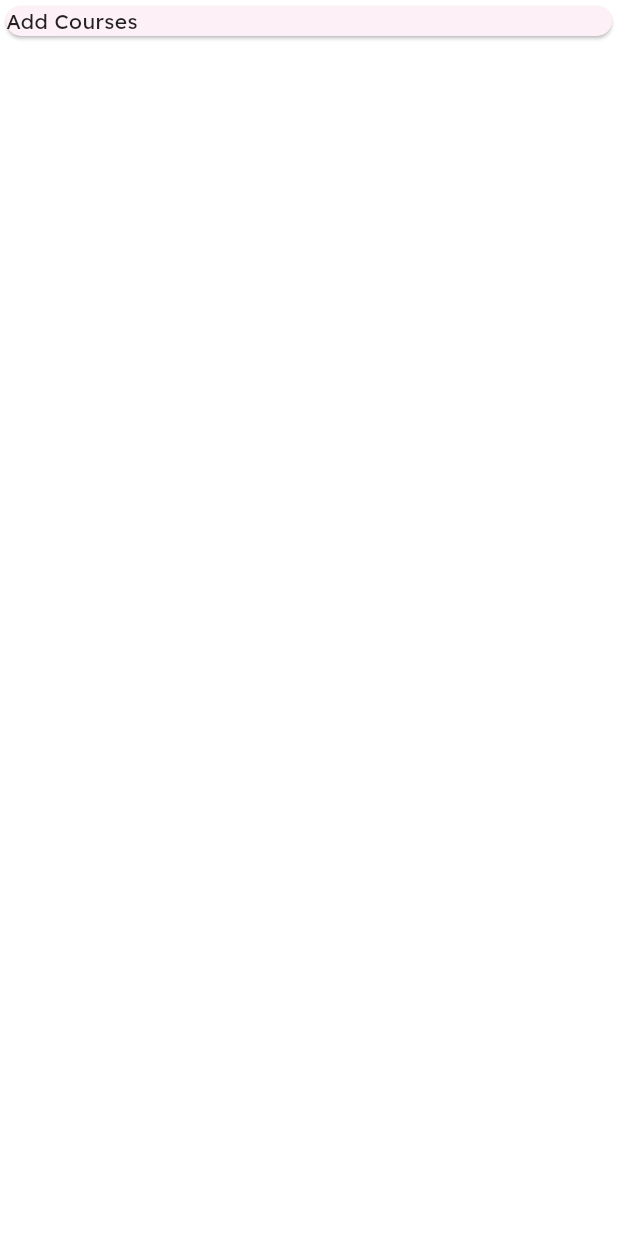
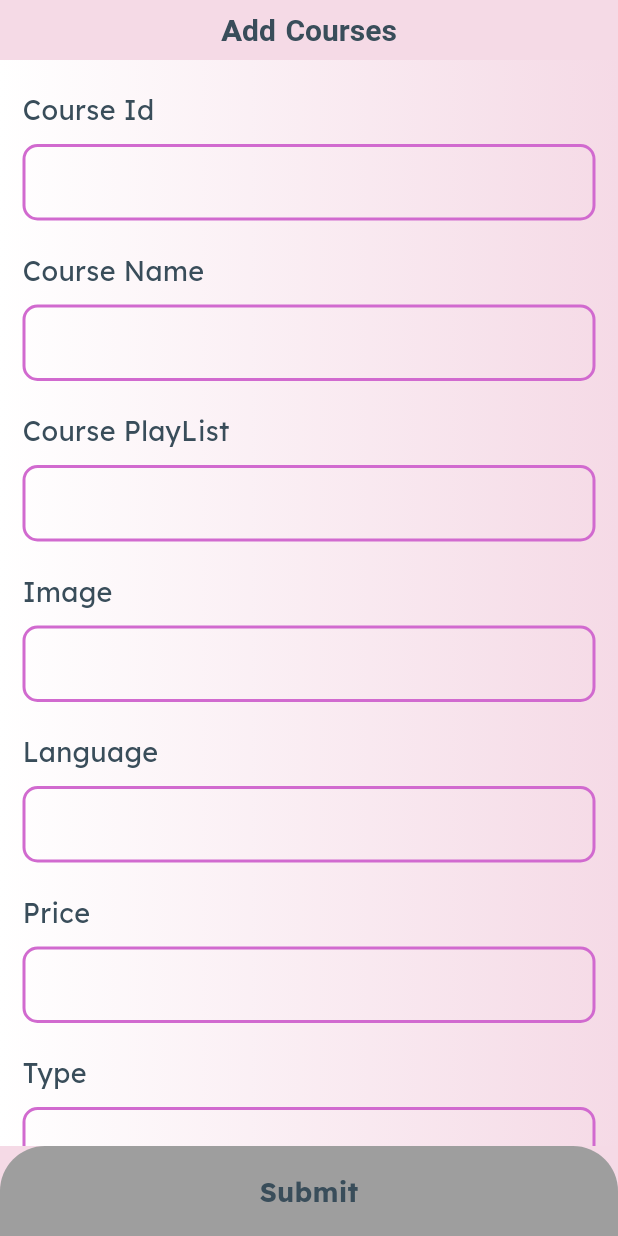
Before and after one commit to Amangupta9026/qwise, a Flutter app: the AdminPanel screen opened by its route, on a phone screen of 412 x 824 dp. Run offline on Flutter 3.47's test engine with Material 2 defaults, Android fonts, the phone set to English and light mode, and no system bars; our stand-ins replace cloud_firestore, dio, firebase_auth, firebase_core, firebase_storage, flutter_easyloading and 10 more; missing offline and left inert: bard_api, bottom_bar_matu, carousel_animations, image_picker_pro, linkedin_login, random_avatar and 1 more; accounts and stored records are empty.

Commit message:
admin completed

```diff
--- a/lib/admin/admin_panel.dart
+++ /dev/null
@@ -1,29 +0,0 @@
-import 'package:flutter/material.dart';
-
-class AdminPanel extends StatelessWidget {
-  AdminPanel({super.key});
-
-  final List<String> services = [
-    "Add Courses",
-  ];
-
-  @override
-  Widget build(BuildContext context) {
-    return Scaffold(
-      body: Column(
-        children: [
-          ListView.builder(
-            shrinkWrap: true,
-            itemCount: services.length,
-            itemBuilder: (context, index) {
-              final service = services[index];
-              return Card(
-                child: Text(service),
-              );
-            },
-          )
-        ],
-      ),
-    );
-  }
-}
--- /dev/null
+++ b/lib/admin/admin_provider/admin_add_category_notifier.dart
@@ -0,0 +1,64 @@
+import 'package:cloud_firestore/cloud_firestore.dart';
+import 'package:qwise/utils/file_collection.dart';
+
+class AdminAddCategoryNotifier extends ChangeNotifier {
+  TextEditingController courseIdController = TextEditingController();
+  TextEditingController courseNameController = TextEditingController();
+  TextEditingController coursePlaylistController = TextEditingController();
+  TextEditingController imageController = TextEditingController();
+  TextEditingController languageController = TextEditingController();
+  TextEditingController priceController = TextEditingController();
+  TextEditingController typeController = TextEditingController();
+
+  bool colorChange = false;
+  final firestore = FirebaseFirestore.instance;
+
+  void onButtonColorChange() {
+    if (courseIdController.text.isNotEmpty &&
+        courseNameController.text.isNotEmpty &&
+        coursePlaylistController.text.isNotEmpty &&
+        languageController.text.isNotEmpty &&
+        priceController.text.isNotEmpty &&
+        typeController.text.isNotEmpty) {
+      colorChange = true;
+      notifyListeners();
+    } else {
+      colorChange = false;
+      notifyListeners();
+    }
+  }
+
+  void onSubmitButton(BuildContext context) {
+    if (courseIdController.text.isNotEmpty &&
+        courseNameController.text.isNotEmpty &&
+        coursePlaylistController.text.isNotEmpty &&
+        languageController.text.isNotEmpty &&
+        priceController.text.isNotEmpty &&
+        typeController.text.isNotEmpty) {
+      addAddCourseData();
+      notifyListeners();
+    } else {
+      showMyDialog(
+        context,
+        'Please fill all fields',
+        'All fields are required for submit',
+        () {
+          context.pop();
+        },
+        istwobutton: false,
+      );
+      notifyListeners();
+    }
+  }
+
+  void addAddCourseData() async {
+    await firestore.collection('course').doc('3').set({
+      'course_id': courseIdController.text,
+      'course_name': courseNameController.text,
+      'course_playlist': coursePlaylistController.text,
+      'language': languageController.text,
+      'price': priceController.text,
+      'type': typeController.text
+    });
+  }
+}
--- a/lib/admin/admin_routes.dart
+++ b/lib/admin/admin_routes.dart
@@ -1,14 +1,14 @@
 import 'package:go_router/go_router.dart';
-import 'package:qwise/admin/admin_panel.dart';
 
 import '../router/routes_names.dart';
+import 'admin_screen/admin_panel_screen.dart';
 
 final List<RouteBase> adminRoutes = [
   GoRoute(
     path: RouteNames.adminPanel,
     name: RouteNames.adminPanel,
     builder: (context, state) {
-      return  AdminPanel();
+      return const AdminPanel();
     },
   ),
 ];
--- /dev/null
+++ b/lib/admin/admin_screen/admin_panel_screen.dart
@@ -0,0 +1,140 @@
+import 'package:qwise/admin/admin_provider/admin_add_category_notifier.dart';
+import 'package:qwise/utils/file_collection.dart';
+import 'package:qwise/widget/bottom_navigationbar_widget.dart';
+
+class AdminPanel extends StatelessWidget {
+  const AdminPanel({super.key});
+
+  @override
+  Widget build(BuildContext context) {
+    return Scaffold(
+      backgroundColor: colorGradient2,
+      appBar: const PreferredSize(
+        preferredSize: Size.fromHeight(40),
+        child: HeaderWidget(
+          text1: 'Add Courses',
+          isCenterTitle: true,
+        ),
+      ),
+      bottomNavigationBar:
+          Consumer<AdminAddCategoryNotifier>(builder: (context, ref, child) {
+        return BottomNavigationBarWidget(
+          buttonName: 'Submit',
+          color1: ref.colorChange ? primaryColor : Colors.grey,
+          onButtonPressed: () {
+            ref.onSubmitButton(context);
+          },
+        );
+      }),
+      body: Container(
+        decoration: AppUtils.decoration1(),
+        height: double.infinity,
+        child: SafeArea(
+          child: SingleChildScrollView(
+            child: Padding(
+              padding: const EdgeInsets.fromLTRB(15.0, 20, 15, 60),
+              child: Consumer<AdminAddCategoryNotifier>(
+                  builder: (context, ref, child) {
+                return Column(
+                  crossAxisAlignment: CrossAxisAlignment.start,
+                  children: [
+                    const TextWidget(
+                      text1: 'Course Id',
+                      size1: 18.0,
+                      fontWeight1: FontWeight.w400,
+                    ),
+                    const SizedBox(height: 10.0),
+                    TextFormFieldWidget(
+                      controller1: ref.courseIdController,
+                      onChanged1: (value) {
+                        ref.onButtonColorChange();
+                      },
+                    ),
+                    const SizedBox(height: 20),
+                    const TextWidget(
+                      text1: 'Course Name',
+                      size1: 18.0,
+                      fontWeight1: FontWeight.w400,
+                    ),
+                    const SizedBox(height: 10.0),
+                    TextFormFieldWidget(
+                      controller1: ref.courseNameController,
+                      onChanged1: (value) {
+                        ref.onButtonColorChange();
+                      },
+                    ),
+                    const SizedBox(height: 20),
+                    const TextWidget(
+                      text1: 'Course PlayList',
+                      size1: 18.0,
+                      fontWeight1: FontWeight.w400,
+                    ),
+                    const SizedBox(height: 10.0),
+                    TextFormFieldWidget(
+                      controller1: ref.coursePlaylistController,
+                      onChanged1: (value) {
+                        ref.onButtonColorChange();
+                      },
+                    ),
+                    const SizedBox(height: 20),
+                    const TextWidget(
+                      text1: 'Image',
+                      size1: 18.0,
+                      fontWeight1: FontWeight.w400,
+                    ),
+                    const SizedBox(height: 10.0),
+                    TextFormFieldWidget(
+                      controller1: ref.imageController,
+                      onChanged1: (value) {
+                        // ref.buttonColorChange();
+                      },
+                    ),
+                    const SizedBox(height: 20),
+                    const TextWidget(
+                      text1: 'Language',
+                      size1: 18.0,
+                      fontWeight1: FontWeight.w400,
+                    ),
+                    const SizedBox(height: 10.0),
+                    TextFormFieldWidget(
+                      controller1: ref.languageController,
+                      onChanged1: (value) {
+                        ref.onButtonColorChange();
+                      },
+                    ),
+                    const SizedBox(height: 20),
+                    const TextWidget(
+                      text1: 'Price',
+                      size1: 18.0,
+                      fontWeight1: FontWeight.w400,
+                    ),
+                    const SizedBox(height: 10.0),
+                    TextFormFieldWidget(
+                      controller1: ref.priceController,
+                      onChanged1: (value) {
+                        ref.onButtonColorChange();
+                      },
+                    ),
+                    const SizedBox(height: 20),
+                    const TextWidget(
+                      text1: 'Type',
+                      size1: 18.0,
+                      fontWeight1: FontWeight.w400,
+                    ),
+                    const SizedBox(height: 10.0),
+                    TextFormFieldWidget(
+                      controller1: ref.typeController,
+                      onChanged1: (value) {
+                        ref.onButtonColorChange();
+                      },
+                    ),
+                  ],
+                );
+              }),
+            ),
+          ),
+        ),
+      ),
+    );
+  }
+}
--- a/lib/router/multi_provider_name.dart
+++ b/lib/router/multi_provider_name.dart
@@ -1,4 +1,5 @@
 import 'package:provider/single_child_widget.dart';
+import 'package:qwise/admin/admin_provider/admin_add_category_notifier.dart';
 import 'package:qwise/provider/course_details_notifier.dart';
 import 'package:qwise/provider/course_videos_notifier.dart';
 import 'package:qwise/provider/page_index_selector.dart';
@@ -20,4 +21,5 @@ final List<SingleChildWidget> multiProviderName = [
   ChangeNotifierProvider(create: (_) => CourseVideoNotifier()),
   ChangeNotifierProvider(create: (_) => CourseDetailsNotifier()),
   ChangeNotifierProvider(create: (_) => ProfileScreenNotifier()),
+  ChangeNotifierProvider(create: (_) => AdminAddCategoryNotifier()),
 ];
--- a/lib/widget/bottom_navigationbar_widget.dart
+++ b/lib/widget/bottom_navigationbar_widget.dart
@@ -3,16 +3,17 @@ import '../utils/file_collection.dart';
 class BottomNavigationBarWidget extends StatelessWidget {
   final String? buttonName;
   final Function? onButtonPressed;
+  final Color? color1;
   const BottomNavigationBarWidget(
-      {super.key, this.buttonName, this.onButtonPressed});
+      {super.key, this.buttonName, this.onButtonPressed, this.color1});
 
   @override
   Widget build(BuildContext context) {
     return Container(
       height: 60,
-      decoration: const BoxDecoration(
-        color: colorGradient2,
-        borderRadius: BorderRadius.only(
+      decoration: BoxDecoration(
+        color: color1 ?? colorGradient2,
+        borderRadius: const BorderRadius.only(
           topLeft: Radius.circular(30),
           topRight: Radius.circular(30),
         ),
```
Also changed, not shown: lib/profile/profile_screen.dart (+10 -1 lines).
